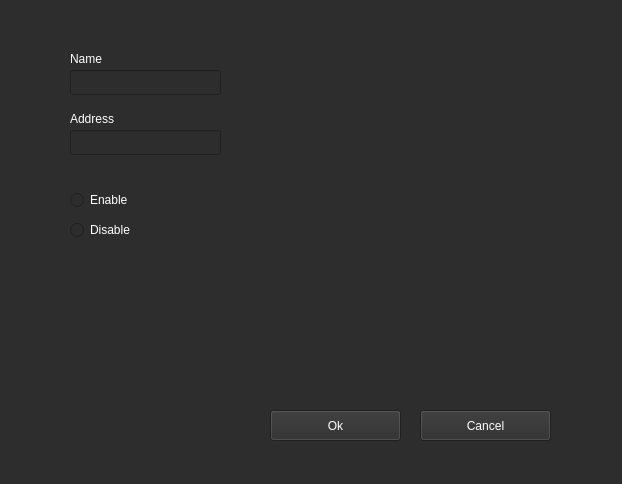
This is UI/DNSConfig.ui in monico18/LTI-SDN-Controller as Qt 5 draws it before an edit. The edited form follows.
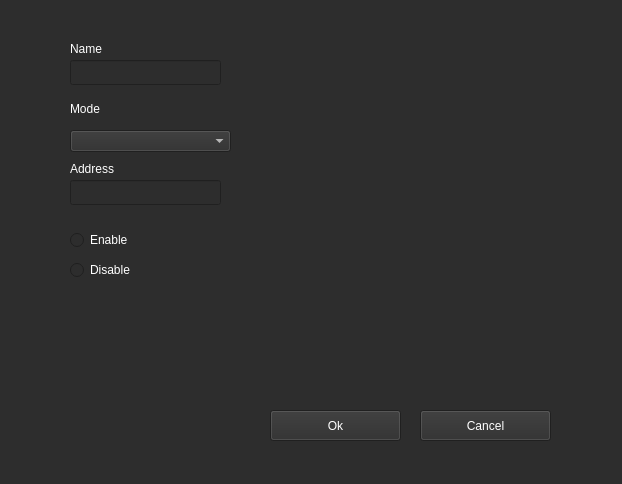
This is the edited form.

The edit to the form file:
```diff
--- a/UI/DNSConfig.ui
+++ b/UI/DNSConfig.ui
@@ -154,7 +154,7 @@
    <property name="geometry">
     <rect>
      <x>70</x>
-     <y>70</y>
+     <y>60</y>
      <width>151</width>
      <height>25</height>
     </rect>
@@ -342,7 +342,7 @@
    <property name="geometry">
     <rect>
      <x>70</x>
-     <y>50</y>
+     <y>40</y>
      <width>61</width>
      <height>17</height>
     </rect>
@@ -527,7 +527,7 @@
    <property name="geometry">
     <rect>
      <x>70</x>
-     <y>190</y>
+     <y>230</y>
      <width>95</width>
      <height>20</height>
     </rect>
@@ -658,7 +658,7 @@
    <property name="geometry">
     <rect>
      <x>70</x>
-     <y>220</y>
+     <y>260</y>
      <width>95</width>
      <height>20</height>
     </rect>
@@ -792,7 +792,7 @@
    <property name="geometry">
     <rect>
      <x>70</x>
-     <y>130</y>
+     <y>180</y>
      <width>151</width>
      <height>25</height>
     </rect>
@@ -983,7 +983,7 @@
    <property name="geometry">
     <rect>
      <x>70</x>
-     <y>110</y>
+     <y>160</y>
      <width>61</width>
      <height>17</height>
     </rect>
@@ -1295,6 +1295,373 @@
     <string>Cancel</string>
    </property>
   </widget>
+  <widget class="QComboBox" name="combo_mode">
+   <property name="geometry">
+    <rect>
+     <x>70</x>
+     <y>130</y>
+     <width>161</width>
+     <height>22</height>
+    </rect>
+   </property>
+   <property name="palette">
+    <palette>
+     <active>
+      <colorrole role="WindowText">
+       <brush brushstyle="SolidPattern">
+        <color alpha="255">
+         <red>255</red>
+         <green>255</green>
+         <blue>255</blue>
+        </color>
+       </brush>
+      </colorrole>
+      <colorrole role="Button">
+       <brush brushstyle="SolidPattern">
+        <color alpha="255">
+         <red>45</red>
+         <green>45</green>
+         <blue>45</blue>
+        </color>
+       </brush>
+      </colorrole>
+      <colorrole role="Text">
+       <brush brushstyle="SolidPattern">
+        <color alpha="255">
+         <red>255</red>
+         <green>255</green>
+         <blue>255</blue>
+        </color>
+       </brush>
+      </colorrole>
+      <colorrole role="ButtonText">
+       <brush brushstyle="SolidPattern">
+        <color alpha="255">
+         <red>255</red>
+         <green>255</green>
+         <blue>255</blue>
+        </color>
+       </brush>
+      </colorrole>
+      <colorrole role="Base">
+       <brush brushstyle="SolidPattern">
+        <color alpha="255">
+         <red>45</red>
+         <green>45</green>
+         <blue>45</blue>
+        </color>
+       </brush>
+      </colorrole>
+      <colorrole role="Window">
+       <brush brushstyle="SolidPattern">
+        <color alpha="255">
+         <red>45</red>
+         <green>45</green>
+         <blue>45</blue>
+        </color>
+       </brush>
+      </colorrole>
+     </active>
+     <inactive>
+      <colorrole role="WindowText">
+       <brush brushstyle="SolidPattern">
+        <color alpha="255">
+         <red>255</red>
+         <green>255</green>
+         <blue>255</blue>
+        </color>
+       </brush>
+      </colorrole>
+      <colorrole role="Button">
+       <brush brushstyle="SolidPattern">
+        <color alpha="255">
+         <red>45</red>
+         <green>45</green>
+         <blue>45</blue>
+        </color>
+       </brush>
+      </colorrole>
+      <colorrole role="Text">
+       <brush brushstyle="SolidPattern">
+        <color alpha="255">
+         <red>255</red>
+         <green>255</green>
+         <blue>255</blue>
+        </color>
+       </brush>
+      </colorrole>
+      <colorrole role="ButtonText">
+       <brush brushstyle="SolidPattern">
+        <color alpha="255">
+         <red>255</red>
+         <green>255</green>
+         <blue>255</blue>
+        </color>
+       </brush>
+      </colorrole>
+      <colorrole role="Base">
+       <brush brushstyle="SolidPattern">
+        <color alpha="255">
+         <red>45</red>
+         <green>45</green>
+         <blue>45</blue>
+        </color>
+       </brush>
+      </colorrole>
+      <colorrole role="Window">
+       <brush brushstyle="SolidPattern">
+        <color alpha="255">
+         <red>45</red>
+         <green>45</green>
+         <blue>45</blue>
+        </color>
+       </brush>
+      </colorrole>
+     </inactive>
+     <disabled>
+      <colorrole role="WindowText">
+       <brush brushstyle="SolidPattern">
+        <color alpha="255">
+         <red>120</red>
+         <green>120</green>
+         <blue>120</blue>
+        </color>
+       </brush>
+      </colorrole>
+      <colorrole role="Button">
+       <brush brushstyle="SolidPattern">
+        <color alpha="255">
+         <red>45</red>
+         <green>45</green>
+         <blue>45</blue>
+        </color>
+       </brush>
+      </colorrole>
+      <colorrole role="Text">
+       <brush brushstyle="SolidPattern">
+        <color alpha="255">
+         <red>120</red>
+         <green>120</green>
+         <blue>120</blue>
+        </color>
+       </brush>
+      </colorrole>
+      <colorrole role="ButtonText">
+       <brush brushstyle="SolidPattern">
+        <color alpha="255">
+         <red>120</red>
+         <green>120</green>
+         <blue>120</blue>
+        </color>
+       </brush>
+      </colorrole>
+      <colorrole role="Base">
+       <brush brushstyle="SolidPattern">
+        <color alpha="255">
+         <red>45</red>
+         <green>45</green>
+         <blue>45</blue>
+        </color>
+       </brush>
+      </colorrole>
+      <colorrole role="Window">
+       <brush brushstyle="SolidPattern">
+        <color alpha="255">
+         <red>45</red>
+         <green>45</green>
+         <blue>45</blue>
+        </color>
+       </brush>
+      </colorrole>
+     </disabled>
+    </palette>
+   </property>
+  </widget>
+  <widget class="QLabel" name="label_2">
+   <property name="geometry">
+    <rect>
+     <x>70</x>
+     <y>100</y>
+     <width>61</width>
+     <height>17</height>
+    </rect>
+   </property>
+   <property name="palette">
+    <palette>
+     <active>
+      <colorrole role="WindowText">
+       <brush brushstyle="SolidPattern">
+        <color alpha="255">
+         <red>255</red>
+         <green>255</green>
+         <blue>255</blue>
+        </color>
+       </brush>
+      </colorrole>
+      <colorrole role="Button">
+       <brush brushstyle="SolidPattern">
+        <color alpha="255">
+         <red>45</red>
+         <green>45</green>
+         <blue>45</blue>
+        </color>
+       </brush>
+      </colorrole>
+      <colorrole role="Text">
+       <brush brushstyle="SolidPattern">
+        <color alpha="255">
+         <red>255</red>
+         <green>255</green>
+         <blue>255</blue>
+        </color>
+       </brush>
+      </colorrole>
+      <colorrole role="ButtonText">
+       <brush brushstyle="SolidPattern">
+        <color alpha="255">
+         <red>255</red>
+         <green>255</green>
+         <blue>255</blue>
+        </color>
+       </brush>
+      </colorrole>
+      <colorrole role="Base">
+       <brush brushstyle="SolidPattern">
+        <color alpha="255">
+         <red>45</red>
+         <green>45</green>
+         <blue>45</blue>
+        </color>
+       </brush>
+      </colorrole>
+      <colorrole role="Window">
+       <brush brushstyle="SolidPattern">
+        <color alpha="255">
+         <red>45</red>
+         <green>45</green>
+         <blue>45</blue>
+        </color>
+       </brush>
+      </colorrole>
+     </active>
+     <inactive>
+      <colorrole role="WindowText">
+       <brush brushstyle="SolidPattern">
+        <color alpha="255">
+         <red>255</red>
+         <green>255</green>
+         <blue>255</blue>
+        </color>
+       </brush>
+      </colorrole>
+      <colorrole role="Button">
+       <brush brushstyle="SolidPattern">
+        <color alpha="255">
+         <red>45</red>
+         <green>45</green>
+         <blue>45</blue>
+        </color>
+       </brush>
+      </colorrole>
+      <colorrole role="Text">
+       <brush brushstyle="SolidPattern">
+        <color alpha="255">
+         <red>255</red>
+         <green>255</green>
+         <blue>255</blue>
+        </color>
+       </brush>
+      </colorrole>
+      <colorrole role="ButtonText">
+       <brush brushstyle="SolidPattern">
+        <color alpha="255">
+         <red>255</red>
+         <green>255</green>
+         <blue>255</blue>
+        </color>
+       </brush>
+      </colorrole>
+      <colorrole role="Base">
+       <brush brushstyle="SolidPattern">
+        <color alpha="255">
+         <red>45</red>
+         <green>45</green>
+         <blue>45</blue>
+        </color>
+       </brush>
+      </colorrole>
+      <colorrole role="Window">
+       <brush brushstyle="SolidPattern">
+        <color alpha="255">
+         <red>45</red>
+         <green>45</green>
+         <blue>45</blue>
+        </color>
+       </brush>
+      </colorrole>
+     </inactive>
+     <disabled>
+      <colorrole role="WindowText">
+       <brush brushstyle="SolidPattern">
+        <color alpha="255">
+         <red>120</red>
+         <green>120</green>
+         <blue>120</blue>
+        </color>
+       </brush>
+      </colorrole>
+      <colorrole role="Button">
+       <brush brushstyle="SolidPattern">
+        <color alpha="255">
+         <red>45</red>
+         <green>45</green>
+         <blue>45</blue>
+        </color>
+       </brush>
+      </colorrole>
+      <colorrole role="Text">
+       <brush brushstyle="SolidPattern">
+        <color alpha="255">
+         <red>120</red>
+         <green>120</green>
+         <blue>120</blue>
+        </color>
+       </brush>
+      </colorrole>
+      <colorrole role="ButtonText">
+       <brush brushstyle="SolidPattern">
+        <color alpha="255">
+         <red>120</red>
+         <green>120</green>
+         <blue>120</blue>
+        </color>
+       </brush>
+      </colorrole>
+      <colorrole role="Base">
+       <brush brushstyle="SolidPattern">
+        <color alpha="255">
+         <red>45</red>
+         <green>45</green>
+         <blue>45</blue>
+        </color>
+       </brush>
+      </colorrole>
+      <colorrole role="Window">
+       <brush brushstyle="SolidPattern">
+        <color alpha="255">
+         <red>45</red>
+         <green>45</green>
+         <blue>45</blue>
+        </color>
+       </brush>
+      </colorrole>
+     </disabled>
+    </palette>
+   </property>
+   <property name="text">
+    <string>Mode</string>
+   </property>
+  </widget>
  </widget>
  <resources/>
  <connections/>
```
